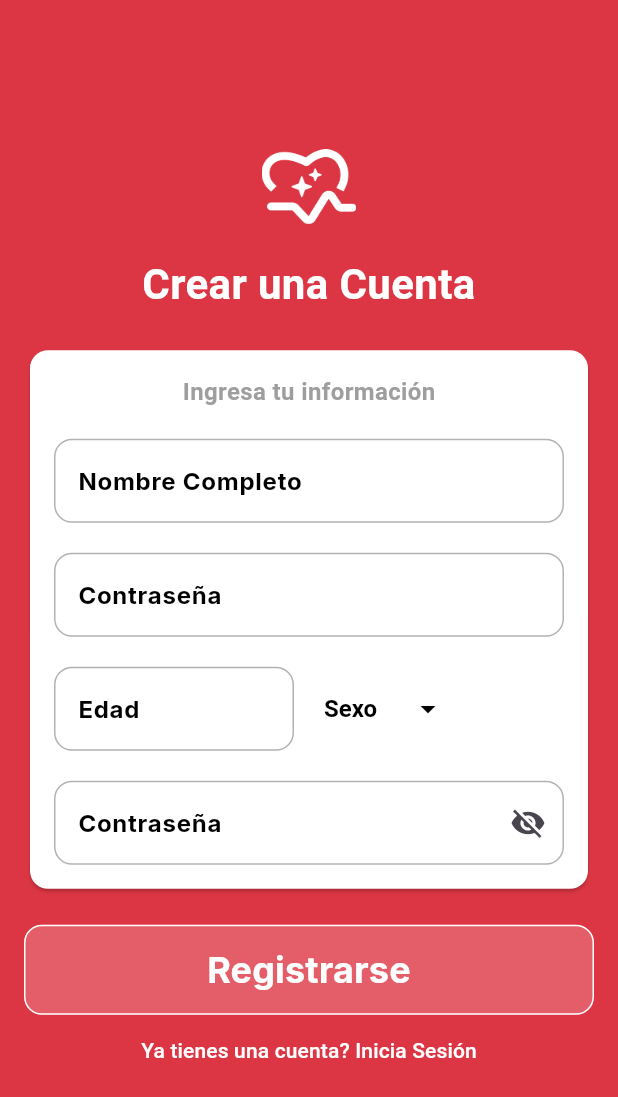
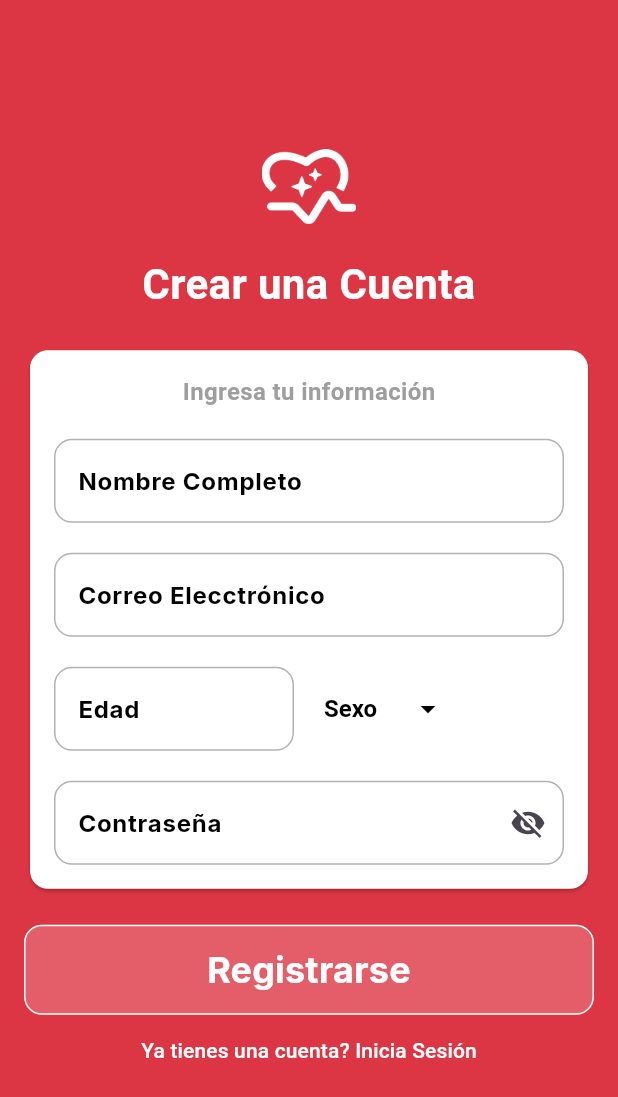
Before and after one commit to Mario-PinedaD/HeartWise, a Flutter app: the RegisterScreen screen opened directly, on a phone screen of 412 x 824 dp. Shown: the top 1097 px of the screen. Run offline on Flutter 3.47's test engine with Material 3 defaults, Android fonts, the phone set to English and light mode, and no system bars; our stand-ins replace google_fonts; Roboto replaces fonts that are missing (Inder).

Commit message:
correo corregida

```diff
--- a/lib/view/crear_cuenta.dart
+++ b/lib/view/crear_cuenta.dart
@@ -78,7 +78,7 @@ class _RegisterScreenState extends State<RegisterScreen>{
                     ),
                     TextField(
                       decoration: InputDecoration(
-                        labelText: 'Contraseña',
+                        labelText: 'Correo Elecctrónico',
                         labelStyle: GoogleFonts.inter(
                           fontSize: 16,
                           fontWeight: FontWeight.bold,
```
